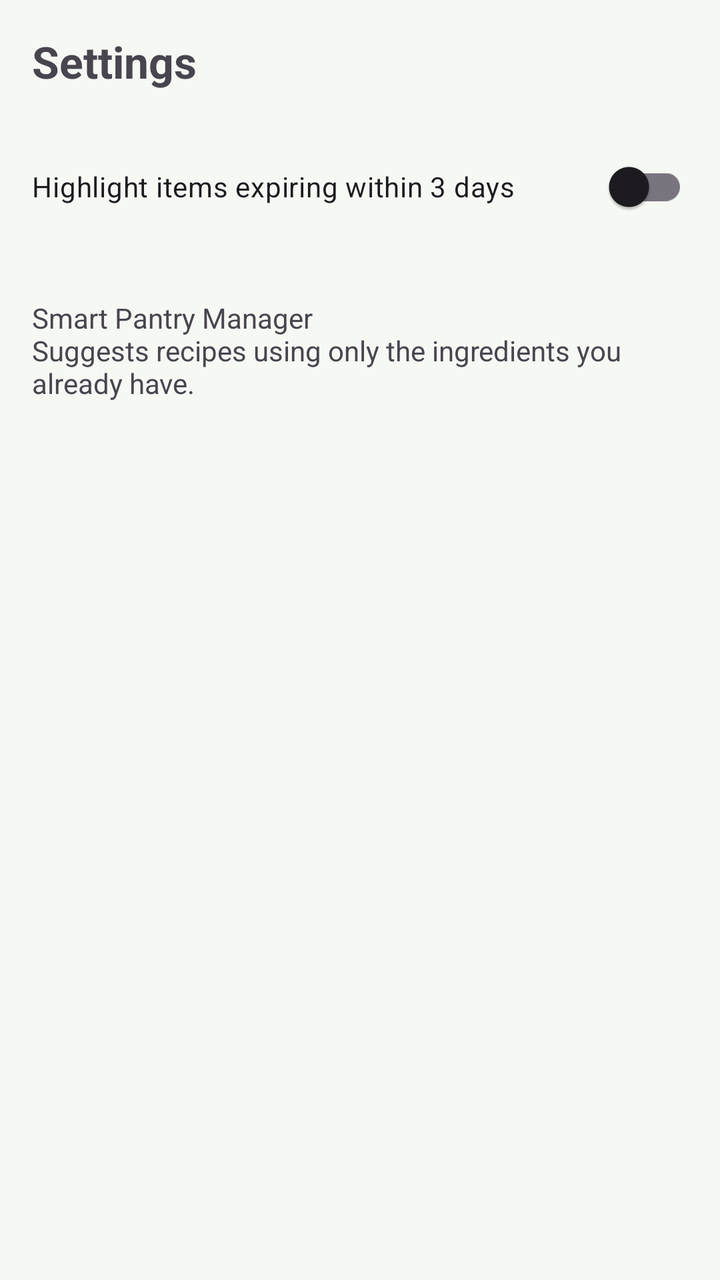
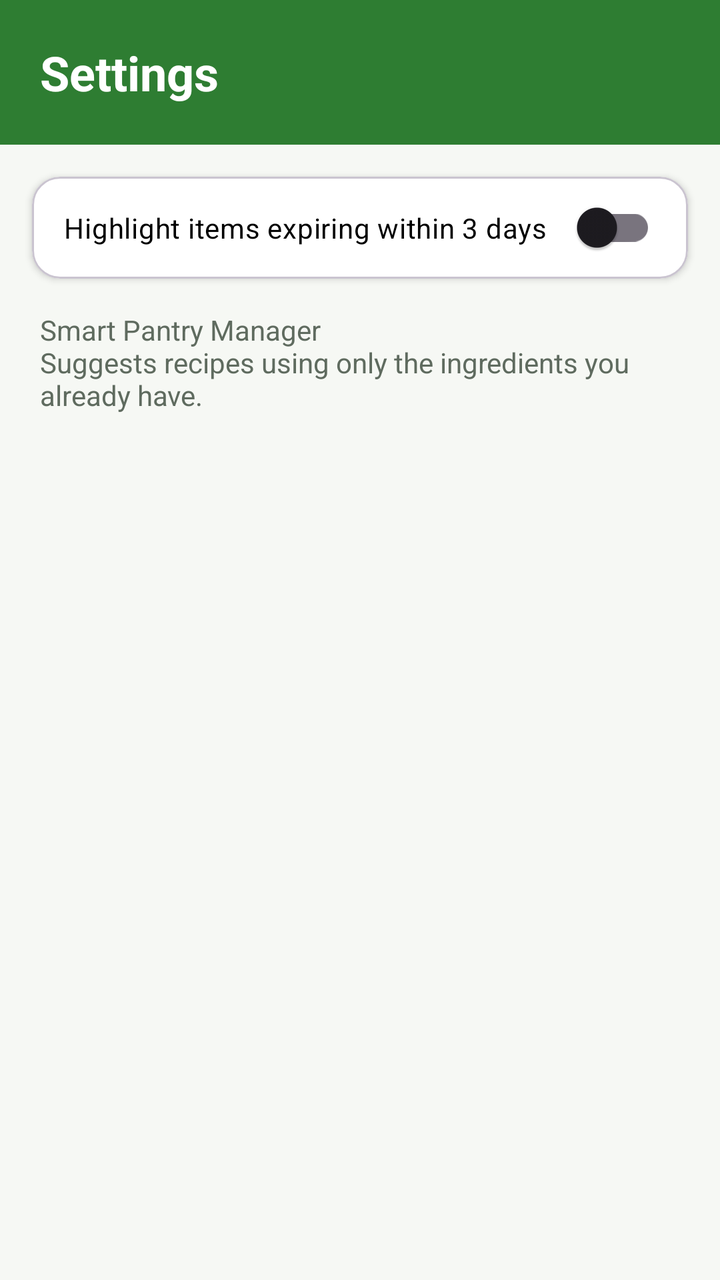

An Android layout rendered at two revisions. The XML below is the earlier revision; the diff shows what the commit changed to produce the second picture.
<!-- AndroidManifest.xml: application theme Theme.SmartPantryManager -->
<!-- res/layout/fragment_settings.xml -->
<?xml version="1.0" encoding="utf-8"?>
<LinearLayout xmlns:android="http://schemas.android.com/apk/res/android"
    android:layout_width="match_parent"
    android:layout_height="match_parent"
    android:orientation="vertical"
    android:padding="16dp">

    <TextView
        android:layout_width="match_parent"
        android:layout_height="wrap_content"
        android:text="Settings"
        android:textSize="22sp"
        android:textStyle="bold" />

    <com.google.android.material.switchmaterial.SwitchMaterial
        android:id="@+id/switch_expiry"
        android:layout_width="match_parent"
        android:layout_height="wrap_content"
        android:layout_marginTop="24dp"
        android:text="Highlight items expiring within 3 days" />

    <TextView
        android:layout_width="match_parent"
        android:layout_height="wrap_content"
        android:layout_marginTop="32dp"
        android:text="Smart Pantry Manager\nSuggests recipes using only the ingredients you already have."
        android:textSize="14sp" />
</LinearLayout>
<!-- resources referenced by this layout -->
<resources>
  <style name="Theme.SmartPantryManager" parent="Theme.Material3.Light.NoActionBar">
          <item name="colorPrimary">@color/brand_primary</item>
          <item name="colorOnPrimary">@color/white</item>
          <item name="colorPrimaryContainer">@color/brand_container</item>
          <item name="android:colorBackground">@color/app_background</item>
          <item name="android:statusBarColor">@color/app_background</item>
          <item name="android:windowLightStatusBar">true</item>
      </style>
  <color name="brand_primary">#2E7D32</color>
  <color name="white">#FFFFFFFF</color>
  <color name="brand_container">#E8F5E9</color>
  <color name="app_background">#F6F8F4</color>
</resources>

<!-- the commit's change to res/layout/fragment_settings.xml (unified diff, before → after) -->
@@ -1,28 +1,42 @@
 <?xml version="1.0" encoding="utf-8"?>
 <LinearLayout xmlns:android="http://schemas.android.com/apk/res/android"
+    xmlns:app="http://schemas.android.com/apk/res-auto"
     android:layout_width="match_parent"
     android:layout_height="match_parent"
-    android:orientation="vertical"
-    android:padding="16dp">
+    android:orientation="vertical">
 
     <TextView
         android:layout_width="match_parent"
         android:layout_height="wrap_content"
+        android:background="@color/brand_primary"
+        android:padding="20dp"
         android:text="Settings"
-        android:textSize="22sp"
+        android:textColor="@color/white"
+        android:textSize="24sp"
         android:textStyle="bold" />
 
-    <com.google.android.material.switchmaterial.SwitchMaterial
-        android:id="@+id/switch_expiry"
+    <com.google.android.material.card.MaterialCardView
         android:layout_width="match_parent"
         android:layout_height="wrap_content"
-        android:layout_marginTop="24dp"
-        android:text="Highlight items expiring within 3 days" />
+        android:layout_margin="16dp"
+        app:cardCornerRadius="14dp"
+        app:cardElevation="2dp"
+        app:cardBackgroundColor="@color/white">
+
+        <com.google.android.material.switchmaterial.SwitchMaterial
+            android:id="@+id/switch_expiry"
+            android:layout_width="match_parent"
+            android:layout_height="wrap_content"
+            android:padding="16dp"
+            android:text="Highlight items expiring within 3 days"
+            android:textColor="@color/black" />
+    </com.google.android.material.card.MaterialCardView>
 
     <TextView
         android:layout_width="match_parent"
         android:layout_height="wrap_content"
-        android:layout_marginTop="32dp"
+        android:paddingHorizontal="20dp"
         android:text="Smart Pantry Manager\nSuggests recipes using only the ingredients you already have."
+        android:textColor="@color/text_secondary"
         android:textSize="14sp" />
 </LinearLayout>
<!-- resource entries referenced after the edit -->
@@ -1,5 +1,6 @@
 <!-- resources referenced by this layout -->
 <resources>
+  <color name="black">#FF000000</color>
   <style name="Theme.SmartPantryManager" parent="Theme.Material3.Light.NoActionBar">
           <item name="colorPrimary">@color/brand_primary</item>
           <item name="colorOnPrimary">@color/white</item>
@@ -9,6 +10,7 @@
           <item name="android:windowLightStatusBar">true</item>
       </style>
   <color name="brand_primary">#2E7D32</color>
+  <color name="text_secondary">#5F6B5F</color>
   <color name="white">#FFFFFFFF</color>
   <color name="brand_container">#E8F5E9</color>
   <color name="app_background">#F6F8F4</color>
